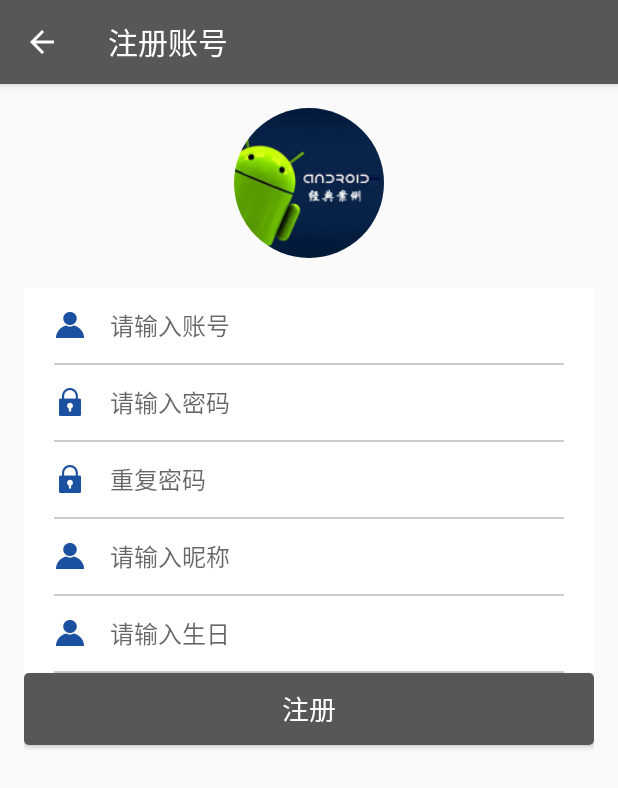
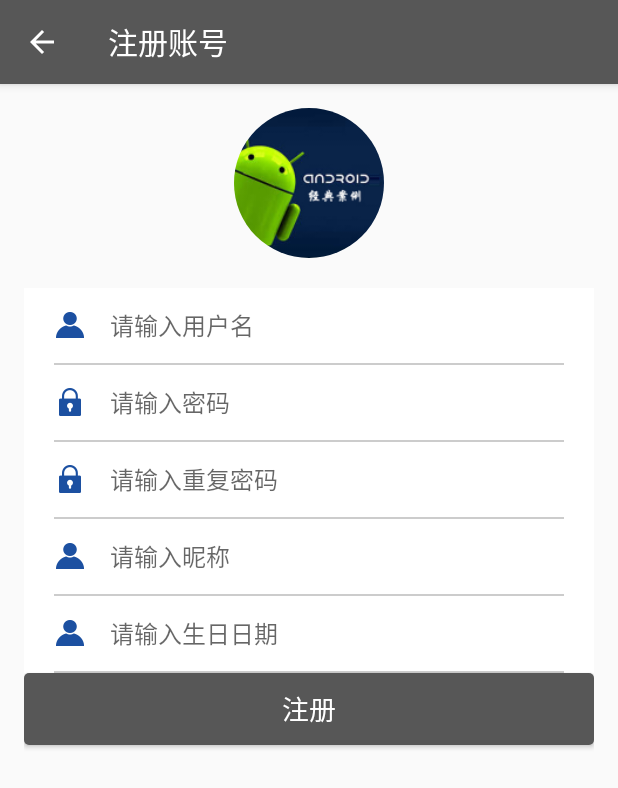
Before and after one commit to duguqingshui/Practice2, an Android app: the RegisterActivity screen opened directly, with no data from a screen before it, on a phone screen of 412 x 824 dp. Shown: the top 788 px of the screen. Run offline under Robolectric (Android 15) with nearby library versions, the light colour scheme and no system bars; libraries missing offline, so code that uses them is left out: com.makeramen.roundedimageview; plain views replace RoundedImageView.

Commit message:
统一 文字

```diff
--- a/app/src/main/res/layout/activity_chat.xml
+++ b/app/src/main/res/layout/activity_chat.xml
@@ -27,10 +27,11 @@
             android:layout_weight="3"/>
         <Button
             android:id="@+id/bt_send"
+            style="@style/style_btn_sel"
             android:layout_width="0dp"
             android:layout_height="wrap_content"
             android:layout_weight="1"
-            android:text="send"/>
+            android:text="@string/send"/>
     </LinearLayout>
 
     <RadioGroup
--- a/app/src/main/res/layout/activity_register.xml
+++ b/app/src/main/res/layout/activity_register.xml
@@ -39,7 +39,7 @@
             style="@style/editText"
             android:drawableLeft="@drawable/user_login_userlogo"
             android:inputType="number"
-            android:hint="请输入账号" />
+            android:hint="@string/input_account" />
         <View
             style="@style/style_listDivider"
             android:paddingLeft="@dimen/margin_boundary"
@@ -49,7 +49,7 @@
             android:id="@+id/et_pass"
             style="@style/editText"
             android:drawableLeft="@drawable/user_login_pswlogolo"
-            android:hint="请输入密码"/>
+            android:hint="@string/input_psw"/>
         <View
             style="@style/style_listDivider"
             android:paddingLeft="@dimen/margin_boundary"
@@ -59,7 +59,7 @@
             android:id="@+id/et_repass"
             style="@style/editText"
             android:drawableLeft="@drawable/user_login_pswlogolo"
-            android:hint="重复密码" />
+            android:hint="@string/input_next_psw" />
         <View
             style="@style/style_listDivider"
             android:paddingLeft="@dimen/margin_boundary"
@@ -69,7 +69,7 @@
             android:id="@+id/et_nickname"
             style="@style/editText"
             android:drawableLeft="@drawable/user_login_userlogo"
-            android:hint="请输入昵称" />
+            android:hint="@string/input_name" />
         <View
             style="@style/style_listDivider"
             android:paddingLeft="@dimen/margin_boundary"
@@ -79,7 +79,7 @@
             android:id="@+id/et_birthday"
             style="@style/editText"
             android:drawableLeft="@drawable/user_login_userlogo"
-            android:hint="请输入生日" />
+            android:hint="@string/input_birthday" />
         <View
             style="@style/style_listDivider"
             android:paddingLeft="@dimen/margin_boundary"
@@ -91,6 +91,6 @@
         style="@style/style_btn_sel"
         android:layout_width="match_parent"
         android:layout_height="wrap_content"
-        android:text="注册"/>
+        android:text="@string/register"/>
 
 </LinearLayout>
--- a/app/src/main/res/layout/activity_splash.xml
+++ b/app/src/main/res/layout/activity_splash.xml
@@ -18,7 +18,7 @@
             style="@style/style_all_wrap"
             android:layout_marginLeft="10dp"
             android:layout_marginRight="10dp"
-            android:text="登录"
+            android:text="@string/login"
             android:layout_weight="1"
             android:background="@color/white_color"
             />
@@ -26,7 +26,7 @@
             android:id="@+id/bt_to_newuser"
             style="@style/style_all_wrap"
             android:padding="16dp"
-            android:text="新用户"
+            android:text="@string/new_user"
             android:textColor="@color/white_color"
             android:layout_weight="1"
             android:layout_marginRight="10dp"
--- a/app/src/main/res/values/strings.xml
+++ b/app/src/main/res/values/strings.xml
@@ -6,6 +6,16 @@
 
     <string name="login_user">登录账号</string>
     <string name="register_user">注册账号</string>
+    <string name="login">登录</string>
+    <string name="input_account">请输入用户名</string>
+    <string name="input_psw">请输入密码</string>
+    <string name="input_next_psw">请输入重复密码</string>
+    <string name="input_name">请输入昵称</string>
+    <string name="input_birthday">请输入生日日期</string>
+    <string name="register">注册</string>
+    <string name="send">发送</string>
+    <string name="no_login">无法登录？</string>
+    <string name="new_user">新用户</string>
     <string name="hello_blank_fragment">Hello blank fragment</string>
     <string name="open">Open</string>
     <string name="del">删除</string>
```
Also changed, not shown: app/src/main/res/layout/activity_login.xml (+5 -5 lines).
